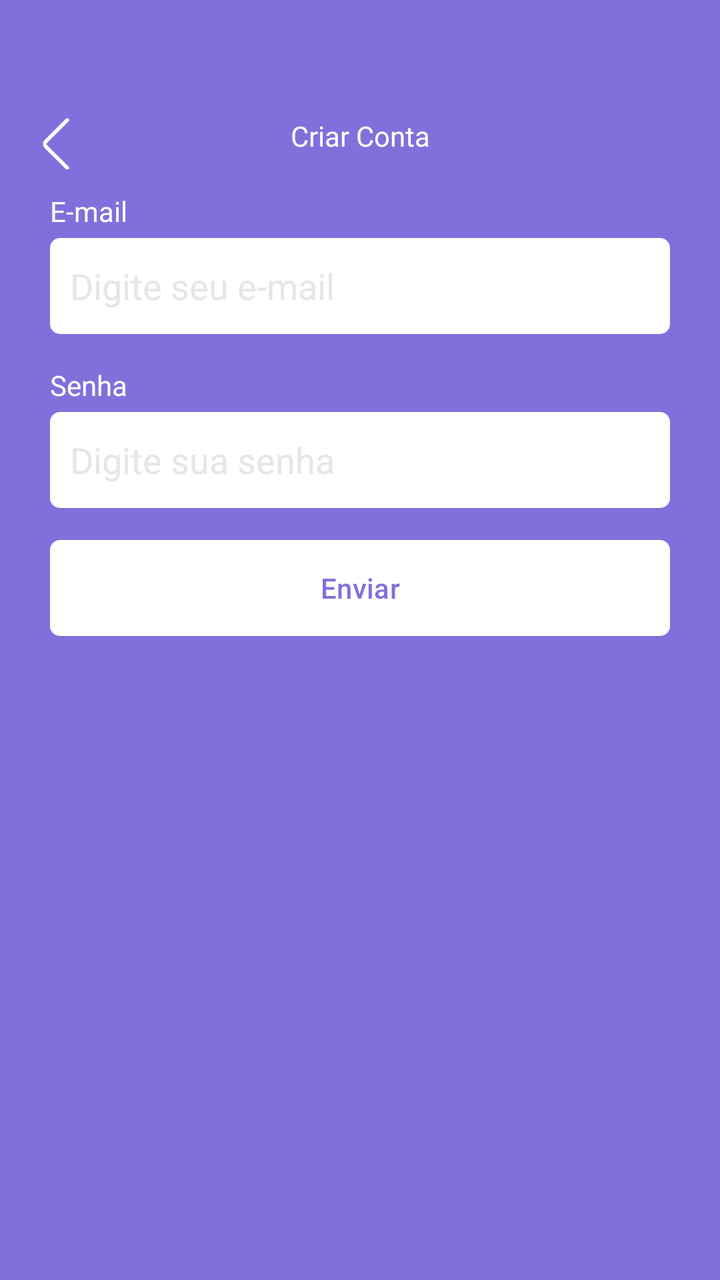
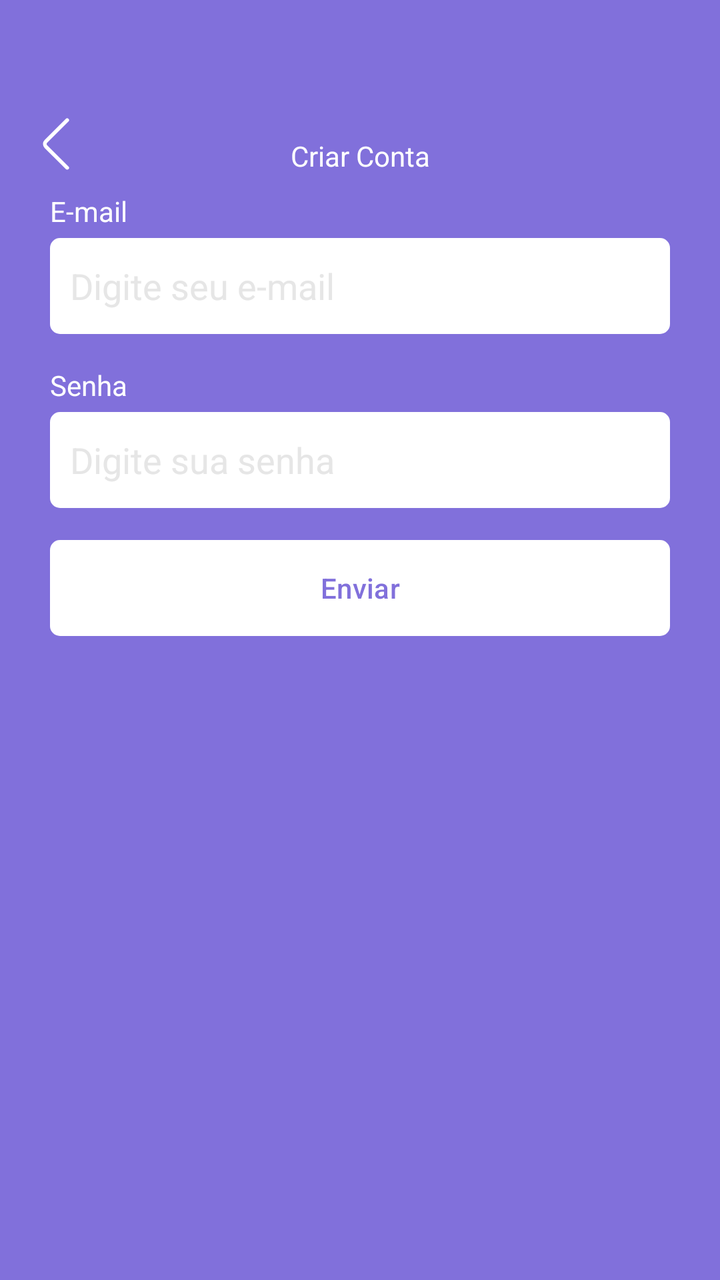

Screens rendered from an Android XML layout before and after an edit, with the pre-edit source and the edit as a unified diff.
<!-- AndroidManifest.xml: application theme Theme.Kanban -->
<!-- res/layout/fragment_register.xml -->
<?xml version="1.0" encoding="utf-8"?>
<ScrollView xmlns:android="http://schemas.android.com/apk/res/android"
    xmlns:tools="http://schemas.android.com/tools"
    android:layout_width="match_parent"
    android:layout_height="match_parent"
    xmlns:app="http://schemas.android.com/apk/res-auto"
    tools:context=".ui.auth.RegisterFragment"
    android:fillViewport="true">

    <LinearLayout
        android:layout_width="match_parent"
        android:layout_height="wrap_content"
        android:orientation="vertical"
        android:id="@+id/LinearLayout1">

        <com.google.android.material.appbar.MaterialToolbar
            android:layout_width="match_parent"
            android:layout_height="wrap_content"
            app:navigationIcon="@drawable/ic_back"
            android:paddingTop="40dp">

            <TextView
                android:layout_width="wrap_content"
                android:layout_height="wrap_content"
                android:text="Criar Conta"
                android:textColor="@color/white"
                android:layout_gravity="center_horizontal"/>

        </com.google.android.material.appbar.MaterialToolbar>

    <LinearLayout
        android:id="@+id/LinearLayout2"
        android:layout_width="match_parent"
        android:layout_height="wrap_content"
        android:orientation="vertical"
        android:layout_marginHorizontal="25dp">

        <TextView
            android:layout_width="wrap_content"
            android:layout_height="wrap_content"
            android:text="E-mail"
            android:textColor="@color/white"/>

        <EditText
            android:layout_width="match_parent"
            android:layout_height="48dp"
            android:hint="Digite seu e-mail"
            android:textColorHint="@color/slight_white"
            android:inputType="textEmailAddress"
            android:padding="10dp"
            android:layout_marginTop="4dp"
            android:background="@drawable/bg_edit_text"/>

        <TextView
            android:layout_width="wrap_content"
            android:layout_height="wrap_content"
            android:text="Senha"
            android:textColor="@color/white"
            android:layout_marginTop="16dp"/>

        <EditText
            android:layout_width="match_parent"
            android:layout_height="48dp"
            android:inputType="textPassword"
            android:hint="Digite sua senha"
            android:textColorHint="@color/slight_white"
            android:padding="10dp"
            android:layout_marginTop="4dp"
            android:background="@drawable/bg_edit_text"/>

        <com.google.android.material.button.MaterialButton
            android:layout_width="match_parent"
            android:layout_height="wrap_content"
            android:text="Enviar"
            android:textColor="@color/color_default"
            app:backgroundTint="@null"
            android:background="@drawable/bg_btn"
            android:layout_marginTop="16dp"/>

        <LinearLayout
            android:layout_width="match_parent"
            android:layout_height="wrap_content"
            android:orientation="horizontal"
            android:layout_marginTop="4dp">
        </LinearLayout>

        <ProgressBar
            android:layout_width="wrap_content"
            android:layout_height="wrap_content"
            android:layout_marginTop="8dp"
            android:indeterminateTint="@color/white"
            android:layout_gravity="center"
            android:visibility="invisible"
            tools:visibility="visible"/>
    </LinearLayout>
    </LinearLayout>
</ScrollView>
<!-- resources referenced by this layout -->
<resources>
  <color name="color_default">#8170DB</color>
  <color name="slight_white">#E6E6E6</color>
  <color name="white">#FFFFFFFF</color>
  <!-- drawable bg_btn (drawable) -->
  <?xml version="1.0" encoding="utf-8"?>
  <shape xmlns:android="http://schemas.android.com/apk/res/android"
      android:shape="rectangle">
  
      <solid android:color="@color/white"/>
      <corners android:radius="5dp"/>
  
  </shape>
  <!-- drawable bg_edit_text (drawable) -->
  <?xml version="1.0" encoding="utf-8"?>
  <shape xmlns:android="http://schemas.android.com/apk/res/android"
      android:shape="rectangle">
  
      <solid android:color="@color/white"/>
      <corners android:radius="5dp"/>
  
  </shape>
  <!-- drawable ic_back (drawable) -->
  <vector xmlns:android="http://schemas.android.com/apk/res/android" android:height="30dp" android:viewportHeight="32" android:viewportWidth="32" android:width="30dp">
        
      <path android:fillColor="#FFFFFF" android:pathData="M22,29.73a1,1 0,0 1,-0.71 -0.29L9.93,18.12a3,3 0,0 1,0 -4.24L21.24,2.56A1,1 0,1 1,22.66 4L11.34,15.29a1,1 0,0 0,0 1.42L22.66,28a1,1 0,0 1,0 1.42A1,1 0,0 1,22 29.73Z"/>
      
  </vector>
  <style name="Theme.Kanban" parent="Base.Theme.Kanban" />
  <style name="Base.Theme.Kanban" parent="Theme.Material3.DayNight.NoActionBar">
          
          
          <item name="colorPrimary">@color/color_default</item>
          <item name="colorPrimaryVariant">@color/color_default</item>
          <item name="android:windowBackground">@color/color_default</item>
      </style>
</resources>

<!-- the commit's change to res/layout/fragment_register.xml (unified diff, before → after) -->
@@ -14,6 +14,7 @@
         android:id="@+id/LinearLayout1">
 
         <com.google.android.material.appbar.MaterialToolbar
+            android:id="@+id/toolbar"
             android:layout_width="match_parent"
             android:layout_height="wrap_content"
             app:navigationIcon="@drawable/ic_back"
@@ -24,7 +25,8 @@
                 android:layout_height="wrap_content"
                 android:text="Criar Conta"
                 android:textColor="@color/white"
-                android:layout_gravity="center_horizontal"/>
+                android:layout_gravity="center_horizontal"
+                android:paddingTop="20dp"/>
 
         </com.google.android.material.appbar.MaterialToolbar>
 
